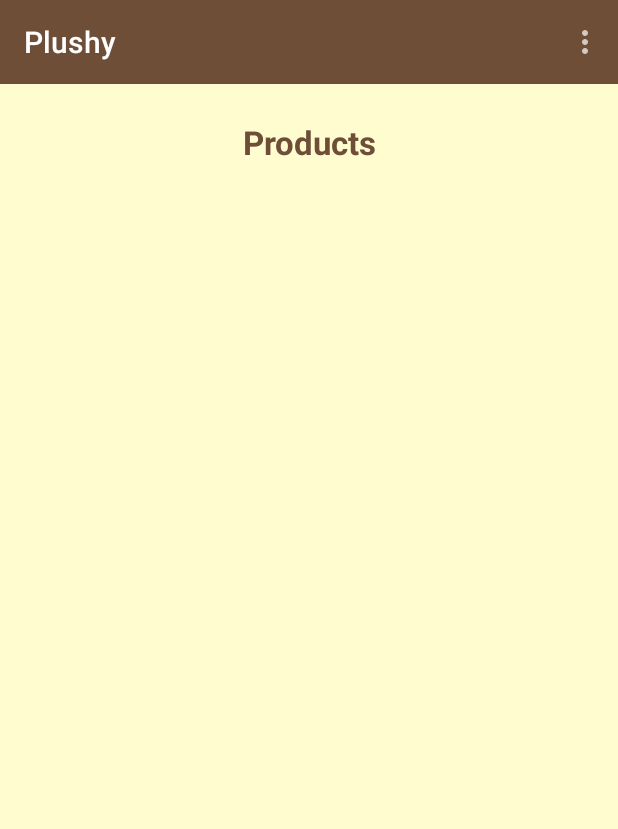
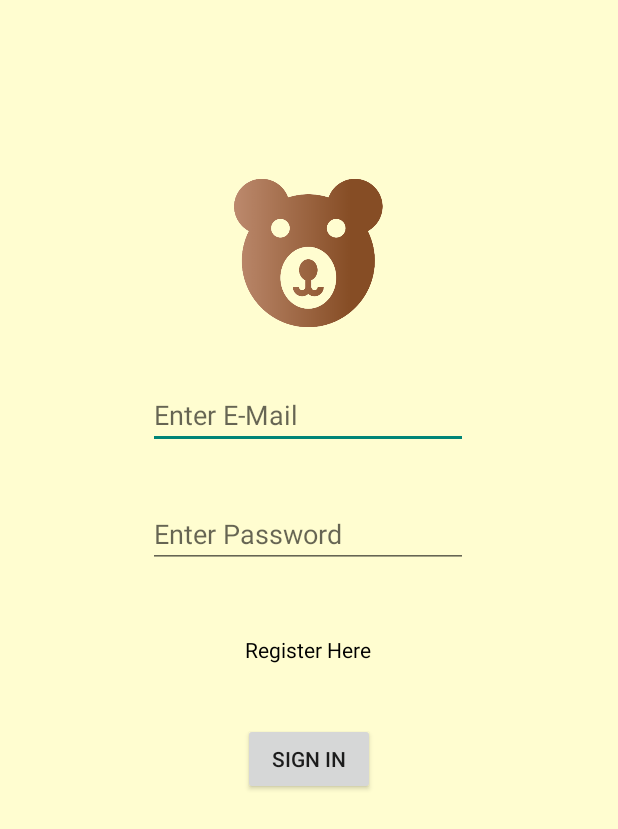
Before and after one commit to Nisu08/Project1_Group9, an Android app: the screen it shows after launch (ProductActivity before the commit, SignInActivity after it), after a tap on "Continue to App", on a phone screen of 412 x 824 dp. Shown: the top 829 px of the screen. Run offline under Robolectric (Android 15) with nearby library versions, the phone set to English and light mode, and no system bars; our stand-ins replace Firebase (no records; nobody signed in at launch, a user with empty details on screens opened directly).

Commit message:
Few design updates and Added RegisterActivity and SignInActivity

```diff
--- a/app/build.gradle.kts
+++ b/app/build.gradle.kts
@@ -58,6 +58,8 @@ dependencies {
     implementation("com.google.firebase:firebase-firestore")
     implementation("com.google.firebase:firebase-storage")
 
+
+    implementation ("com.firebaseui:firebase-ui-auth:8.0.2")
     implementation ("com.firebaseui:firebase-ui-database:8.0.2")
     implementation ("com.firebaseui:firebase-ui-storage:8.0.2")
 
--- a/app/src/main/AndroidManifest.xml
+++ b/app/src/main/AndroidManifest.xml
@@ -12,6 +12,12 @@
         android:supportsRtl="true"
         android:theme="@style/Theme.Project1_Group9"
         tools:targetApi="31">
+        <activity
+            android:name=".RegisterActivity"
+            android:exported="false" />
+        <activity
+            android:name=".SignInActivity"
+            android:exported="false" />
         <activity
             android:name=".CartActivity"
             android:exported="false" />
--- a/app/src/main/java/com/example/project1_group9/CartActivity.kt
+++ b/app/src/main/java/com/example/project1_group9/CartActivity.kt
@@ -27,7 +27,7 @@ class CartActivity : AppCompatActivity() {
         if (item.itemId == R.id.nav_logout) {
             Toast.makeText(this, "User Logged Out", Toast.LENGTH_LONG).show()
             FirebaseAuth.getInstance().signOut()
-            val homeIntent = Intent(this, ProductActivity::class.java)
+            val homeIntent = Intent(this, SignInActivity::class.java)
             startActivity(homeIntent)
             finish()
         } else if (item.itemId == R.id.nav_home) {
--- a/app/src/main/java/com/example/project1_group9/CheckoutActivity.kt
+++ b/app/src/main/java/com/example/project1_group9/CheckoutActivity.kt
@@ -27,7 +27,7 @@ class CheckoutActivity : AppCompatActivity() {
         if (item.itemId == R.id.nav_logout) {
             Toast.makeText(this, "User Logged Out", Toast.LENGTH_LONG).show()
             FirebaseAuth.getInstance().signOut()
-            val homeIntent = Intent(this, ProductActivity::class.java)
+            val homeIntent = Intent(this, SignInActivity::class.java)
             startActivity(homeIntent)
             finish()
         } else if (item.itemId == R.id.nav_home) {
--- a/app/src/main/java/com/example/project1_group9/DetailActivity.kt
+++ b/app/src/main/java/com/example/project1_group9/DetailActivity.kt
@@ -52,7 +52,7 @@ class DetailActivity : AppCompatActivity() {
         if (item.itemId == R.id.nav_logout) {
             Toast.makeText(this, "User Logged Out", Toast.LENGTH_LONG).show()
             FirebaseAuth.getInstance().signOut()
-            val homeIntent = Intent(this, ProductActivity::class.java)
+            val homeIntent = Intent(this, SignInActivity::class.java)
             startActivity(homeIntent)
             finish()
         } else if (item.itemId == R.id.nav_home) {
--- a/app/src/main/java/com/example/project1_group9/MainActivity.kt
+++ b/app/src/main/java/com/example/project1_group9/MainActivity.kt
@@ -2,14 +2,10 @@ package com.example.project1_group9
 
 import android.content.Intent
 import android.os.Bundle
-import android.view.Menu
-import android.view.MenuItem
 import android.widget.ImageButton
 import android.widget.TextView
-import android.widget.Toast
 import androidx.appcompat.app.AppCompatActivity
-import androidx.appcompat.widget.Toolbar
-import com.google.firebase.auth.FirebaseAuth
+
 
 class MainActivity : AppCompatActivity() {
     override fun onCreate(savedInstanceState: Bundle?) {
@@ -20,10 +16,10 @@ class MainActivity : AppCompatActivity() {
         val imgBtn: ImageButton = findViewById<ImageButton>(R.id.imgBtn)
 
         imgBtn.setOnClickListener {
-            startActivity(Intent(this@MainActivity, ProductActivity::class.java))
+            startActivity(Intent(this@MainActivity, SignInActivity::class.java))
         }
         txtContinue.setOnClickListener {
-            startActivity(Intent(this@MainActivity, ProductActivity::class.java))
+            startActivity(Intent(this@MainActivity, SignInActivity::class.java))
         }
     }
 }
--- a/app/src/main/java/com/example/project1_group9/ProductActivity.kt
+++ b/app/src/main/java/com/example/project1_group9/ProductActivity.kt
@@ -46,7 +46,7 @@ class ProductActivity : AppCompatActivity() {
         if (item.itemId == R.id.nav_logout) {
             Toast.makeText(this, "User Logged Out", Toast.LENGTH_LONG).show()
             FirebaseAuth.getInstance().signOut()
-            val homeIntent = Intent(this, ProductActivity::class.java)
+            val homeIntent = Intent(this, SignInActivity::class.java)
             startActivity(homeIntent)
             finish()
         } else if (item.itemId == R.id.nav_home) {
--- /dev/null
+++ b/app/src/main/java/com/example/project1_group9/SignInActivity.kt
@@ -0,0 +1,58 @@
+package com.example.project1_group9
+
+import android.content.Intent
+import androidx.appcompat.app.AppCompatActivity
+import android.os.Bundle
+import android.widget.Button
+import android.widget.EditText
+import android.widget.TextView
+import android.widget.Toast
+import com.google.firebase.auth.FirebaseAuth
+class SignInActivity : AppCompatActivity() {
+    private lateinit var auth: FirebaseAuth
+    override fun onStart() {
+        super.onStart()
+        val currUser = auth.currentUser
+    }
+
+    override fun onCreate(savedInstanceState: Bundle?) {
+        super.onCreate(savedInstanceState)
+
+        auth = FirebaseAuth.getInstance()
+        setContentView(R.layout.activity_sign_in)
+
+        val currentUser = FirebaseAuth.getInstance().currentUser
+        if (currentUser != null) {
+            // User is already logged in, redirect to ProductActivity
+            startActivity(Intent(this, ProductActivity::class.java))
+            finish()
+        }
+
+        var signinMail = findViewById<EditText>(R.id.signinMail)
+        var signinPassword = findViewById<EditText>(R.id.signinPassword)
+        var signinBtn = findViewById<Button>(R.id.signinBtn)
+        var txtregister = findViewById<TextView>(R.id.txtregister)
+
+        txtregister.setOnClickListener {
+            startActivity(Intent(this, RegisterActivity::class.java))
+            finish()
+        }
+
+        signinBtn.setOnClickListener {
+            val mail= signinMail.text.toString()
+            val pass= signinPassword.text.toString()
+
+            if(mail.isNotEmpty() && pass.isNotEmpty()){
+                auth.signInWithEmailAndPassword(mail, pass).addOnCompleteListener{
+                    if(it.isSuccessful){
+                        startActivity(Intent(this, ProductActivity::class.java))
+                        finish()
+                    }
+                }.addOnFailureListener{
+                    Toast.makeText(this, it.localizedMessage, Toast.LENGTH_LONG).show()
+                }
+            }
+        }
+
+    }
+}
--- a/app/src/main/res/layout/activity_cart.xml
+++ b/app/src/main/res/layout/activity_cart.xml
@@ -9,6 +9,8 @@
     <include
         android:id="@+id/toolbar"
         layout="@layout/toolbar_layout"
+        android:layout_width="match_parent"
+        android:layout_height="wrap_content"
         app:layout_constraintStart_toStartOf="parent"
         app:layout_constraintTop_toTopOf="parent" />
 
@@ -26,4 +28,5 @@
         app:layout_constraintTop_toTopOf="parent"
         tools:ignore="MissingConstraints" />
 
+
 </androidx.constraintlayout.widget.ConstraintLayout>
--- a/app/src/main/res/layout/activity_checkout.xml
+++ b/app/src/main/res/layout/activity_checkout.xml
@@ -8,7 +8,9 @@
 
     <include
         android:id="@+id/toolbar"
-        layout="@layout/toolbar_layout"/>
+        layout="@layout/toolbar_layout"
+        android:layout_width="match_parent"
+        android:layout_height="wrap_content" />
     <ScrollView
         android:id="@+id/scroll_view"
         android:layout_width="match_parent"
--- a/app/src/main/res/layout/activity_detail.xml
+++ b/app/src/main/res/layout/activity_detail.xml
@@ -9,7 +9,9 @@
 
     <include
         android:id="@+id/toolbar"
-        layout="@layout/toolbar_layout"/>
+        layout="@layout/toolbar_layout"
+        android:layout_width="match_parent"
+        android:layout_height="wrap_content" />
 
     <ScrollView
         android:layout_width="match_parent"
--- a/app/src/main/res/layout/activity_product.xml
+++ b/app/src/main/res/layout/activity_product.xml
@@ -8,7 +8,9 @@
 
     <include
         android:id="@+id/toolbar"
-        layout="@layout/toolbar_layout" />
+        layout="@layout/toolbar_layout"
+        android:layout_width="match_parent"
+        android:layout_height="wrap_content" />
 
     <LinearLayout
         android:id="@+id/linearLayout"
--- /dev/null
+++ b/app/src/main/res/layout/activity_sign_in.xml
@@ -0,0 +1,74 @@
+<?xml version="1.0" encoding="utf-8"?>
+<androidx.constraintlayout.widget.ConstraintLayout xmlns:android="http://schemas.android.com/apk/res/android"
+    xmlns:app="http://schemas.android.com/apk/res-auto"
+    xmlns:tools="http://schemas.android.com/tools"
+    android:layout_width="match_parent"
+    android:layout_height="match_parent"
+    android:background="@color/cream"
+    tools:context=".SignInActivity">
+
+    <EditText
+        android:id="@+id/signinMail"
+        android:layout_width="wrap_content"
+        android:layout_height="wrap_content"
+        android:ems="10"
+        android:hint="Enter E-Mail"
+        android:inputType="text"
+        app:layout_constraintBottom_toBottomOf="parent"
+        app:layout_constraintEnd_toEndOf="parent"
+        app:layout_constraintHorizontal_bias="0.497"
+        app:layout_constraintStart_toStartOf="parent"
+        app:layout_constraintTop_toBottomOf="@+id/loginlogo"
+        app:layout_constraintVertical_bias="0.063" />
+
+    <EditText
+        android:id="@+id/signinPassword"
+        android:layout_width="wrap_content"
+        android:layout_height="wrap_content"
+        android:ems="10"
+        android:hint="Enter Password"
+        android:inputType="textPassword"
+        app:layout_constraintBottom_toBottomOf="parent"
+        app:layout_constraintEnd_toEndOf="parent"
+        app:layout_constraintHorizontal_bias="0.497"
+        app:layout_constraintStart_toStartOf="parent"
+        app:layout_constraintTop_toBottomOf="@+id/signinMail"
+        app:layout_constraintVertical_bias="0.071" />
+
+    <TextView
+        android:id="@+id/txtregister"
+        android:layout_width="wrap_content"
+        android:layout_height="wrap_content"
+        android:text="Register Here"
+        android:textColor="@color/black"
+        app:layout_constraintBottom_toBottomOf="parent"
+        app:layout_constraintEnd_toEndOf="parent"
+        app:layout_constraintHorizontal_bias="0.498"
+        app:layout_constraintStart_toStartOf="parent"
+        app:layout_constraintTop_toBottomOf="@+id/signinPassword"
+        app:layout_constraintVertical_bias="0.105" />
+
+    <Button
+        android:id="@+id/signinBtn"
+        android:layout_width="wrap_content"
+        android:layout_height="wrap_content"
+        android:text="Sign In"
+        app:layout_constraintBottom_toBottomOf="parent"
+        app:layout_constraintEnd_toEndOf="parent"
+        app:layout_constraintHorizontal_bias="0.501"
+        app:layout_constraintStart_toStartOf="parent"
+        app:layout_constraintTop_toBottomOf="@+id/txtregister"
+        app:layout_constraintVertical_bias="0.117" />
+
+    <ImageView
+        android:id="@+id/loginlogo"
+        android:layout_width="100dp"
+        android:layout_height="100dp"
+        app:layout_constraintBottom_toBottomOf="parent"
+        app:layout_constraintEnd_toEndOf="parent"
+        app:layout_constraintHorizontal_bias="0.498"
+        app:layout_constraintStart_toStartOf="parent"
+        app:layout_constraintTop_toTopOf="parent"
+        app:layout_constraintVertical_bias="0.164"
+        app:srcCompat="@drawable/logoicon" />
+</androidx.constraintlayout.widget.ConstraintLayout>
--- a/app/src/main/res/layout/toolbar_layout.xml
+++ b/app/src/main/res/layout/toolbar_layout.xml
@@ -1,7 +1,7 @@
 <androidx.appcompat.widget.Toolbar xmlns:android="http://schemas.android.com/apk/res/android"
     xmlns:app="http://schemas.android.com/apk/res-auto"
     android:layout_width="match_parent"
-    android:layout_height="wrap_content"
+    android:layout_height="55dp"
     android:background="@color/coffee"
     android:theme="@style/ThemeOverlay.AppCompat.Dark"
     app:popupTheme="@style/ThemeOverlay.AppCompat.Light">
```
Also changed, not shown: app/src/main/java/com/example/project1_group9/RegisterActivity.kt (added, +47 -0 lines), app/src/main/res/layout/activity_register.xml (added, +74 -0 lines), app/src/main/res/drawable/logoicon.png (added).
